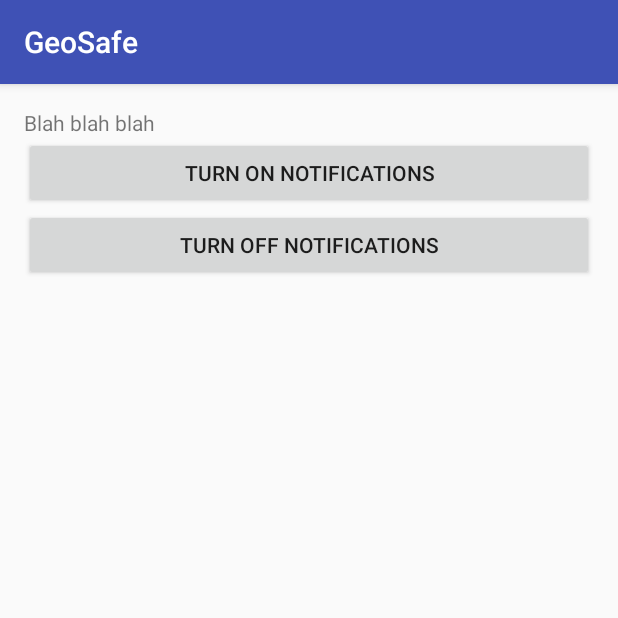
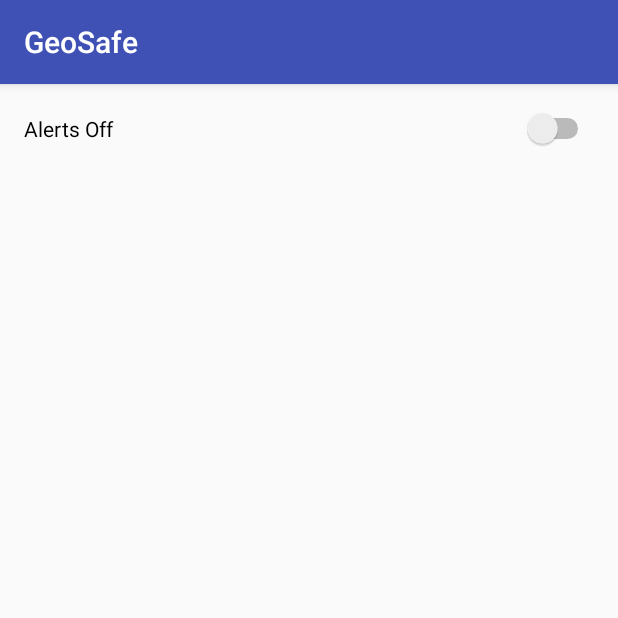
Before and after one commit to jg965/geo-safe, an Android app: the screen it shows after launch (MainActivity), on a phone screen of 412 x 824 dp, the top half of it. Run offline under Robolectric (Android 15) with nearby library versions, the phone set to English and light mode, and no system bars; libraries missing offline, so code that uses them is left out: com.pathsense.android.

Commit message:
Added a few nice things. Improved UI. Added cache functionality.
Nice stuff

```diff
--- a/src/main/assets/data_philippines.csv
+++ b/src/main/assets/data_philippines.csv
@@ -1,4 +1,3 @@
-Id. No.,Latitude,Longitude,type
 1,15.48889,120.59861,caution
 2,14.117,121.283,caution
 3,13.75944,121.06,caution
@@ -35,3 +34,4 @@ Id. No.,Latitude,Longitude,type
 34,3.1357,101.688,arrow
 35,1.3,103.8,arrow
 36,33.513,36.292,arrow
+37,40.523194,-75.375270,caution
--- a/src/main/java/com/example/josh/geosafe/GeofenceEventReceiver.java
+++ b/src/main/java/com/example/josh/geosafe/GeofenceEventReceiver.java
@@ -13,14 +13,16 @@ import com.pathsense.android.sdk.location.PathsenseGeofenceEventReceiver;
 
 public class GeofenceEventReceiver extends PathsenseGeofenceEventReceiver {
     public static final int NOTIFICATION_ID = 106;
+
     @Override
     protected void onGeofenceEvent(Context context, PathsenseGeofenceEvent pathsenseGeofenceEvent) {
-        if (pathsenseGeofenceEvent.isEgress()) {
+        if (pathsenseGeofenceEvent.isIngress()) {
             NotificationCompat.Builder mBuilder =
                     new NotificationCompat.Builder(context)
                             .setSmallIcon(R.drawable.pathsense)
                             .setContentTitle("GeoSafe")
-                            .setContentText("You've entered a human trafficing hotspot, please be careful!");
+                            .setContentText("You've entered a human trafficing hotspot, please be careful!")
+                            .setVibrate(new long[]{0, 500, 10, 500, 10, 500});
             NotificationManager mNotificationManager =
                     (NotificationManager) context.getSystemService(Context.NOTIFICATION_SERVICE);
             mNotificationManager.notify(NOTIFICATION_ID, mBuilder.build());
--- a/src/main/res/layout/activity_main.xml
+++ b/src/main/res/layout/activity_main.xml
@@ -10,23 +10,29 @@
     android:paddingTop="@dimen/activity_vertical_margin"
     tools:context="com.example.josh.geosafe.MainActivity">
 
-    <TextView
-        android:layout_width="wrap_content"
-        android:layout_height="wrap_content"
-        android:text="@string/front_page_content"
-        android:id="@+id/content_text"/>
-    <Button
+    <!--<TextView-->
+        <!--android:layout_width="wrap_content"-->
+        <!--android:layout_height="wrap_content"-->
+        <!--android:text="@string/front_page_content"-->
+        <!--android:id="@+id/content_text"/>-->
+    <!--<Button-->
+        <!--android:layout_width="match_parent"-->
+        <!--android:layout_height="wrap_content"-->
+        <!--android:id="@+id/onButton"-->
+        <!--android:layout_below="@+id/content_text"-->
+        <!--android:text="Turn on Notifications"-->
+        <!--android:onClick="registerGeofences"/>-->
+    <!--<Button-->
+        <!--android:layout_width="match_parent"-->
+        <!--android:layout_height="wrap_content"-->
+        <!--android:id="@+id/offButton"-->
+        <!--android:layout_below="@id/onButton"-->
+        <!--android:text="Turn off Notifications"-->
+        <!--android:onClick="unregisterGeofences"/>-->
+    <Switch
+        android:id="@+id/mySwitch"
         android:layout_width="match_parent"
-        android:layout_height="wrap_content"
-        android:id="@+id/onButton"
-        android:layout_below="@+id/content_text"
-        android:text="Turn on Notifications"
-        android:onClick="registerGeofences"/>
-    <Button
-        android:layout_width="match_parent"
-        android:layout_height="wrap_content"
-        android:id="@+id/offButton"
-        android:layout_below="@id/onButton"
-        android:text="Turn off Notifications"
-        android:onClick="unregisterGeofences"/>
+        android:text="Alerts Off"
+        android:onClick="checkSwitch"
+        android:layout_height="wrap_content" />
 </RelativeLayout>
--- a/src/main/res/values/colors.xml
+++ b/src/main/res/values/colors.xml
@@ -2,5 +2,5 @@
 <resources>
     <color name="colorPrimary">#3F51B5</color>
     <color name="colorPrimaryDark">#303F9F</color>
-    <color name="colorAccent">#FF4081</color>
+    <color name="colorAccent">#00a100</color>
 </resources>
```
Also changed, not shown: src/main/AndroidManifest.xml (+8 -0 lines), src/main/java/com/example/josh/geosafe/MainActivity.java (+76 -9 lines), 1 other file.
